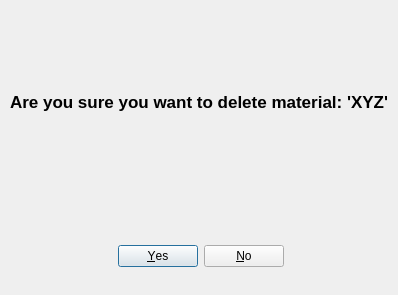
MagdaOleksandrTeam/ProductionPlanner, file ui/ConfirmDialog.ui: the form before one commit.
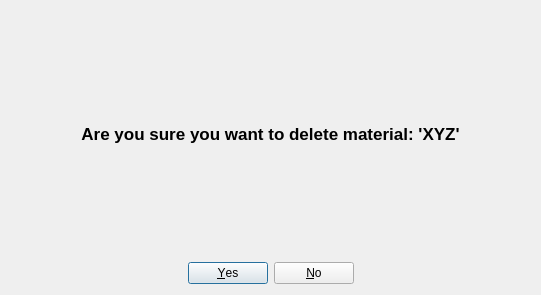
The form after the commit.

Diff of the .ui file:
```diff
--- a/ui/ConfirmDialog.ui
+++ b/ui/ConfirmDialog.ui
@@ -6,44 +6,22 @@
    <rect>
     <x>0</x>
     <y>0</y>
-    <width>398</width>
+    <width>541</width>
     <height>295</height>
    </rect>
   </property>
+  <property name="minimumSize">
+   <size>
+    <width>541</width>
+    <height>0</height>
+   </size>
+  </property>
   <property name="windowTitle">
    <string>Confirm Deletion</string>
   </property>
-  <widget class="QDialogButtonBox" name="btn_confirm_dialog">
-   <property name="geometry">
-    <rect>
-     <x>30</x>
-     <y>240</y>
-     <width>341</width>
-     <height>32</height>
-    </rect>
-   </property>
-   <property name="styleSheet">
-    <string notr="true"/>
-   </property>
-   <property name="orientation">
-    <enum>Qt::Orientation::Horizontal</enum>
-   </property>
-   <property name="standardButtons">
-    <set>QDialogButtonBox::StandardButton::No|QDialogButtonBox::StandardButton::Yes</set>
-   </property>
-   <property name="centerButtons">
-    <bool>true</bool>
-   </property>
-  </widget>
+  <layout class="QVBoxLayout" name="verticalLayout_2">
+   <item>
   <widget class="QLabel" name="lblMessage">
-   <property name="geometry">
-    <rect>
-     <x>10</x>
-     <y>90</y>
-     <width>377</width>
-     <height>23</height>
-    </rect>
-   </property>
    <property name="sizePolicy">
     <sizepolicy hsizetype="Expanding" vsizetype="Expanding">
      <horstretch>0</horstretch>
@@ -57,7 +35,28 @@
    <property name="text">
     <string>Are you sure you want to delete material: 'XYZ'</string>
    </property>
-  </widget>
+     <property name="alignment">
+      <set>Qt::AlignmentFlag::AlignCenter</set>
+     </property>
+    </widget>
+   </item>
+   <item>
+    <widget class="QDialogButtonBox" name="btn_confirm_dialog">
+     <property name="styleSheet">
+      <string notr="true"/>
+     </property>
+     <property name="orientation">
+      <enum>Qt::Orientation::Horizontal</enum>
+     </property>
+     <property name="standardButtons">
+      <set>QDialogButtonBox::StandardButton::No|QDialogButtonBox::StandardButton::Yes</set>
+     </property>
+     <property name="centerButtons">
+      <bool>true</bool>
+     </property>
+    </widget>
+   </item>
+  </layout>
  </widget>
  <resources/>
  <connections>
```
Lines whose indentation alone changed are shown as unchanged.
